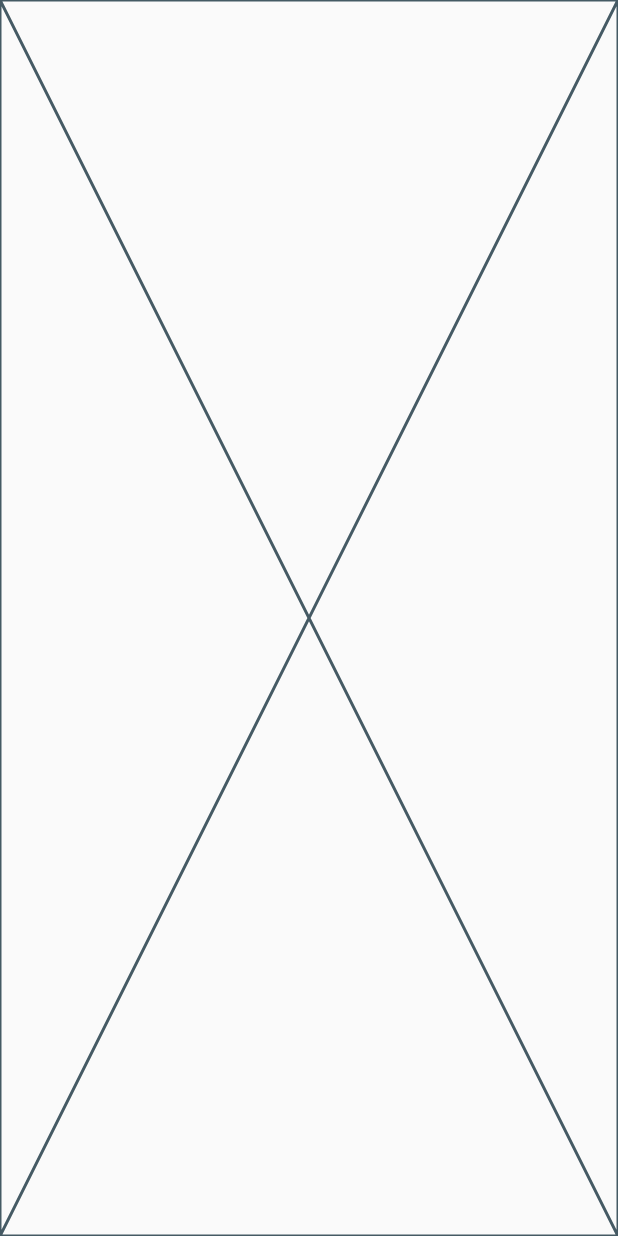
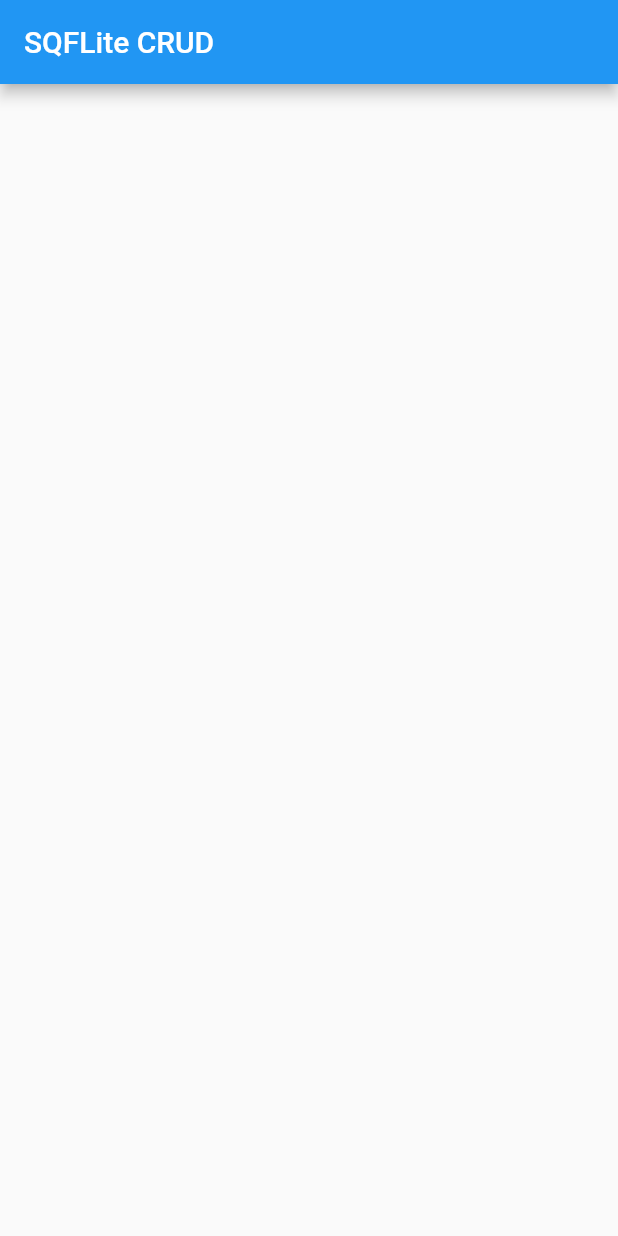
Before and after one commit to devkavin/sqflite_crud_test_1, a Flutter app: the HomePage screen opened directly, on a phone screen of 412 x 824 dp. Run offline on Flutter 3.47's test engine with Material 2 defaults, Android fonts, the phone set to English and light mode, and no system bars; our stand-ins replace sqflite; accounts and stored records are empty.

Commit message:
modified:   lib/home_page.dart 	modified:   lib/main.dart 	modified:   lib/sql_helper.dart

```diff
--- a/lib/home_page.dart
+++ b/lib/home_page.dart
@@ -37,6 +37,10 @@ class _HomePageState extends State<HomePage> {
 
   @override
   Widget build(BuildContext context) {
-    return const Placeholder();
+    return Scaffold(
+      appBar: AppBar(
+        title: const Text('SQFLite CRUD'),
+      ),
+    );
   }
 }
```
Also changed, not shown: lib/main.dart (+2 -11 lines), lib/sql_helper.dart (+3 -5 lines).
